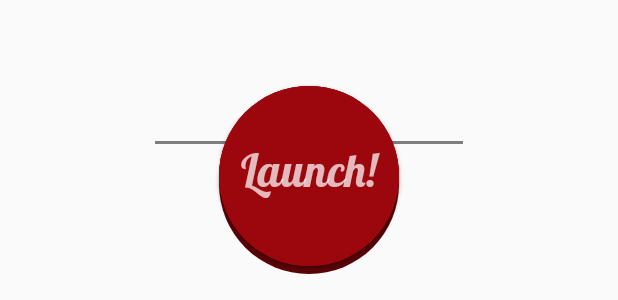
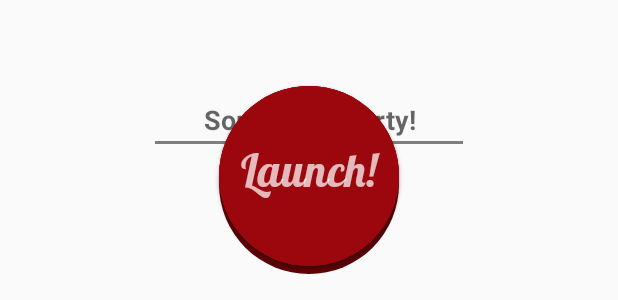
Before and after one commit to JamMarHer/ProjectParadise, an Android app: the layout fragment_hosting.xml on its own in the app's theme, with its tools: preview values and no code run, on a phone screen of 412 x 824 dp. Shown: the part 333-633 px from the top of the screen. Run offline under Robolectric (Android 15) with nearby library versions, the light colour scheme and no system bars.

Commit message:
Simple change for the name field in creating event.

```diff
--- a/app/src/main/res/layout/fragment_hosting.xml
+++ b/app/src/main/res/layout/fragment_hosting.xml
@@ -34,8 +34,9 @@
         android:layout_marginTop="120dp"
         android:ems="10"
         android:gravity="center"
+        android:hint="Some lit as party!"
         android:inputType="textPersonName"
-        android:text="Name"
+        android:textStyle="bold"
         app:layout_constraintEnd_toEndOf="parent"
         app:layout_constraintStart_toStartOf="parent"
         app:layout_constraintTop_toBottomOf="@+id/host_title" />
```
